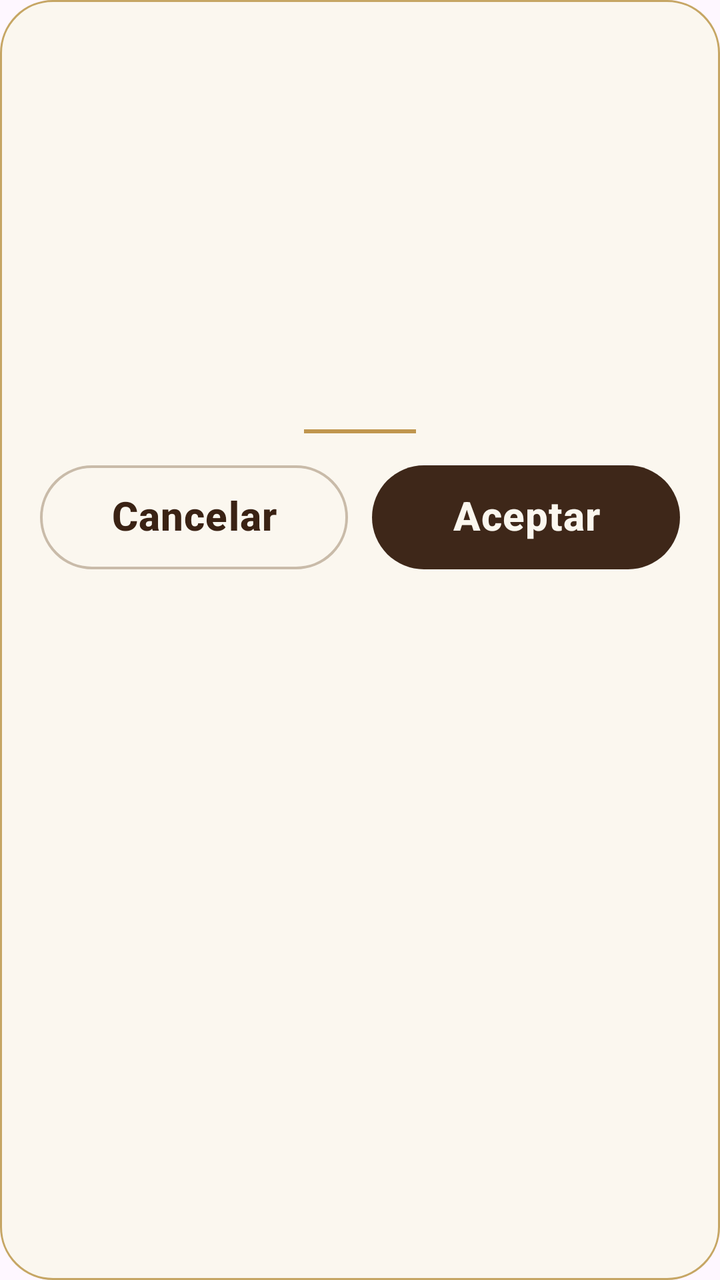
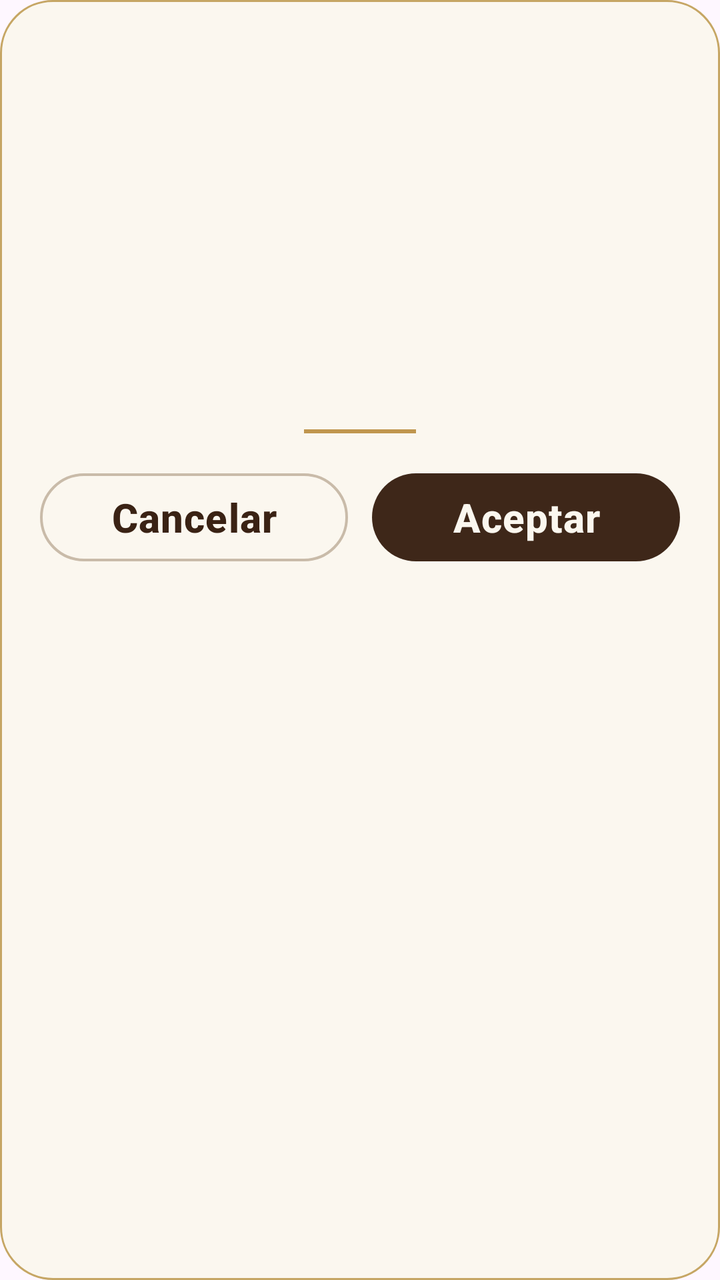

Compare the two renders of this Android layout. The source of the first and the diff that turns it into the second are given below.
<!-- AndroidManifest.xml: application theme Theme.WolopWallet -->
<!-- res/layout/dialog_app.xml -->
<?xml version="1.0" encoding="utf-8"?>
<LinearLayout xmlns:android="http://schemas.android.com/apk/res/android"
    xmlns:app="http://schemas.android.com/apk/res-auto"
    android:layout_width="match_parent"
    android:layout_height="wrap_content"
    android:background="@drawable/bg_dialog_app"
    android:gravity="center_horizontal"
    android:orientation="vertical"
    android:paddingStart="20dp"
    android:paddingTop="26dp"
    android:paddingEnd="20dp"
    android:paddingBottom="22dp">

    <FrameLayout
        android:layout_width="84dp"
        android:layout_height="84dp">

        <ImageView
            android:id="@+id/imgIconDialog"
            android:layout_width="match_parent"
            android:layout_height="match_parent"
            android:contentDescription="@null"
            android:scaleType="fitCenter" />

        <com.wolop.wallet.ui.dialogs.GifLoadingView
            android:id="@+id/gifIconoCarga"
            android:layout_width="match_parent"
            android:layout_height="match_parent"
            android:contentDescription="Cargando"
            android:visibility="gone" />
    </FrameLayout>

    <TextView
        android:id="@+id/txtTituloDialog"
        android:layout_width="wrap_content"
        android:layout_height="wrap_content"
        android:layout_marginTop="14dp"
        android:fontFamily="serif"
        android:gravity="center"
        android:includeFontPadding="false"
        android:textColor="#3A2214"
        android:textSize="31sp"
        android:textStyle="bold" />

    <TextView
        android:id="@+id/txtMensajeDialog"
        android:layout_width="wrap_content"
        android:layout_height="wrap_content"
        android:layout_marginTop="10dp"
        android:fontFamily="sans-serif"
        android:gravity="center"
        android:lineSpacingExtra="4dp"
        android:textColor="#6E5E51"
        android:textSize="21sp" />

    <View
        android:id="@+id/dividerDialog"
        android:layout_width="56dp"
        android:layout_height="2dp"
        android:layout_marginTop="16dp"
        android:background="#C0964E" />

    <LinearLayout
        android:id="@+id/botonesDialog"
        android:layout_width="match_parent"
        android:layout_height="wrap_content"
        android:layout_marginTop="16dp"
        android:orientation="horizontal">

        <Button
            android:id="@+id/btnNegativeDialog"
            android:layout_width="0dp"
            android:layout_height="52dp"
            android:layout_weight="1"
            android:background="@drawable/bg_dialog_button_secondary"
            app:backgroundTint="@null"
            android:fontFamily="sans-serif-medium"
            android:gravity="center"
            android:includeFontPadding="false"
            android:letterSpacing="0.02"
            android:text="Cancelar"
            android:textAllCaps="false"
            android:textColor="#3A2214"
            android:textSize="20sp"
            android:textStyle="bold" />

        <View
            android:id="@+id/separadorBotones"
            android:layout_width="12dp"
            android:layout_height="1dp" />

        <Button
            android:id="@+id/btnPositiveDialog"
            android:layout_width="0dp"
            android:layout_height="52dp"
            android:layout_weight="1"
            android:background="@drawable/bg_dialog_button_primary"
            app:backgroundTint="@null"
            android:fontFamily="sans-serif-medium"
            android:gravity="center"
            android:includeFontPadding="false"
            android:letterSpacing="0.02"
            android:text="Aceptar"
            android:textAllCaps="false"
            android:textColor="#FBF7EF"
            android:textSize="20sp"
            android:textStyle="bold" />
    </LinearLayout>
</LinearLayout>
<!-- resources referenced by this layout -->
<resources>
  <!-- drawable bg_dialog_app (drawable) -->
  <shape xmlns:android="http://schemas.android.com/apk/res/android"
      android:shape="rectangle">
      <solid android:color="#FBF7EF" />
      <stroke
          android:width="1dp"
          android:color="#C6A664" />
      <corners android:radius="26dp" />
  </shape>
  <!-- drawable bg_dialog_button_primary (drawable) -->
  <shape xmlns:android="http://schemas.android.com/apk/res/android"
      android:shape="rectangle">
      <solid android:color="#3E2719" />
      <corners android:radius="999dp" />
  </shape>
  <!-- drawable bg_dialog_button_secondary (drawable) -->
  <shape xmlns:android="http://schemas.android.com/apk/res/android"
      android:shape="rectangle">
      <solid android:color="#FBF7EF" />
      <stroke
          android:width="1.2dp"
          android:color="#C9BBA9" />
      <corners android:radius="999dp" />
  </shape>
  <style name="Theme.WolopWallet" parent="Base.Theme.WolopWallet" />
  <style name="Base.Theme.WolopWallet" parent="Theme.Material3.DayNight.NoActionBar">
          
          
      </style>
</resources>

<!-- the commit's change to res/layout/dialog_app.xml (unified diff, before → after) -->
@@ -67,16 +67,19 @@
         android:layout_marginTop="16dp"
         android:orientation="horizontal">
 
-        <Button
+        <com.google.android.material.button.MaterialButton
             android:id="@+id/btnNegativeDialog"
             android:layout_width="0dp"
             android:layout_height="52dp"
             android:layout_weight="1"
-            android:background="@drawable/bg_dialog_button_secondary"
-            app:backgroundTint="@null"
+            app:backgroundTint="#FBF7EF"
+            app:strokeColor="#C9BBA9"
+            app:strokeWidth="1.2dp"
+            app:cornerRadius="26dp"
             android:fontFamily="sans-serif-medium"
             android:gravity="center"
-            android:includeFontPadding="false"
+            android:maxLines="1"
+            android:ellipsize="end"
             android:letterSpacing="0.02"
             android:text="Cancelar"
             android:textAllCaps="false"
@@ -89,16 +92,17 @@
             android:layout_width="12dp"
             android:layout_height="1dp" />
 
-        <Button
+        <com.google.android.material.button.MaterialButton
             android:id="@+id/btnPositiveDialog"
             android:layout_width="0dp"
             android:layout_height="52dp"
             android:layout_weight="1"
-            android:background="@drawable/bg_dialog_button_primary"
-            app:backgroundTint="@null"
+            app:backgroundTint="#3E2719"
+            app:cornerRadius="26dp"
             android:fontFamily="sans-serif-medium"
             android:gravity="center"
-            android:includeFontPadding="false"
+            android:maxLines="1"
+            android:ellipsize="end"
             android:letterSpacing="0.02"
             android:text="Aceptar"
             android:textAllCaps="false"
<!-- resource entries referenced after the edit -->
@@ -9,21 +9,6 @@
           android:color="#C6A664" />
       <corners android:radius="26dp" />
   </shape>
-  <!-- drawable bg_dialog_button_primary (drawable) -->
-  <shape xmlns:android="http://schemas.android.com/apk/res/android"
-      android:shape="rectangle">
-      <solid android:color="#3E2719" />
-      <corners android:radius="999dp" />
-  </shape>
-  <!-- drawable bg_dialog_button_secondary (drawable) -->
-  <shape xmlns:android="http://schemas.android.com/apk/res/android"
-      android:shape="rectangle">
-      <solid android:color="#FBF7EF" />
-      <stroke
-          android:width="1.2dp"
-          android:color="#C9BBA9" />
-      <corners android:radius="999dp" />
-  </shape>
   <style name="Theme.WolopWallet" parent="Base.Theme.WolopWallet" />
   <style name="Base.Theme.WolopWallet" parent="Theme.Material3.DayNight.NoActionBar">
           
